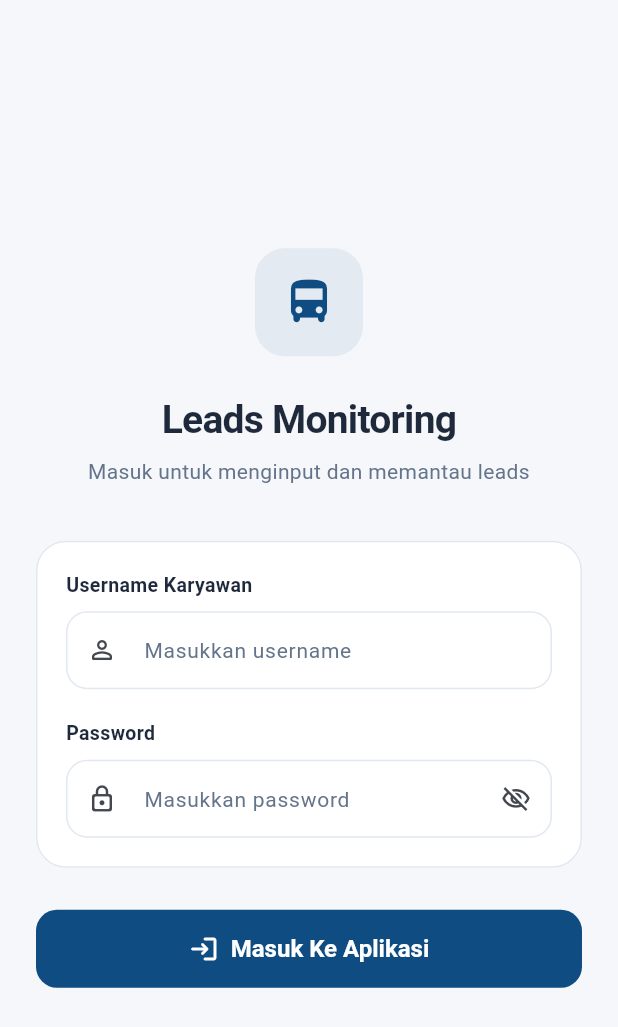
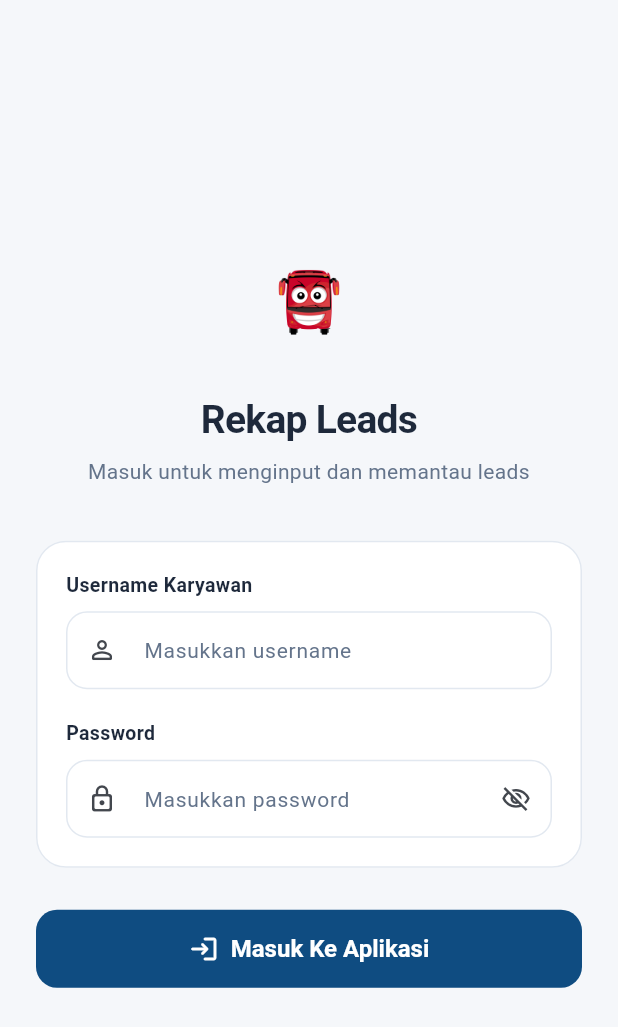
Before and after one commit to kaizeenn/LEADS-MONITORING-MOBILE-APP, a Flutter app: the screen it shows after launch, on a phone screen of 412 x 824 dp. Shown: the top 1027 px of the screen. Run offline on Flutter 3.47's test engine with Material 3 defaults, Android fonts, the phone set to English and light mode, and no system bars; our stand-ins replace fl_chart, share_plus, shared_preferences, sqflite, sqflite_common_ffi; missing offline and left inert: excel; accounts and stored records are empty.

Commit message:
style: replace generic bus icon with actual app brand logo image in login screen and app bar

```diff
--- a/lib/screens/auth/login_screen.dart
+++ b/lib/screens/auth/login_screen.dart
@@ -65,23 +65,19 @@ class _LoginScreenState extends State<LoginScreen> {
                 children: [
                   // Logo/Icon
                   Center(
-                    child: Container(
-                      width: 72,
-                      height: 72,
-                      decoration: BoxDecoration(
-                        color: AppColors.primary.withOpacity(0.08),
-                        borderRadius: BorderRadius.circular(20),
-                      ),
-                      child: const Icon(
-                        Icons.directions_bus_rounded,
-                        color: AppColors.primary,
-                        size: 36,
+                    child: ClipRRect(
+                      borderRadius: BorderRadius.circular(20),
+                      child: Image.asset(
+                        'assets/icon/app_icon.png',
+                        width: 72,
+                        height: 72,
+                        fit: BoxFit.cover,
                       ),
                     ),
                   ),
                   const SizedBox(height: 24),
                   const Text(
-                    'Leads Monitoring',
+                    'Rekap Leads',
                     textAlign: TextAlign.center,
                     style: TextStyle(
                       fontSize: 26,
```
Also changed, not shown: lib/screens/main_navigation_screen.dart (+13 -5 lines).
